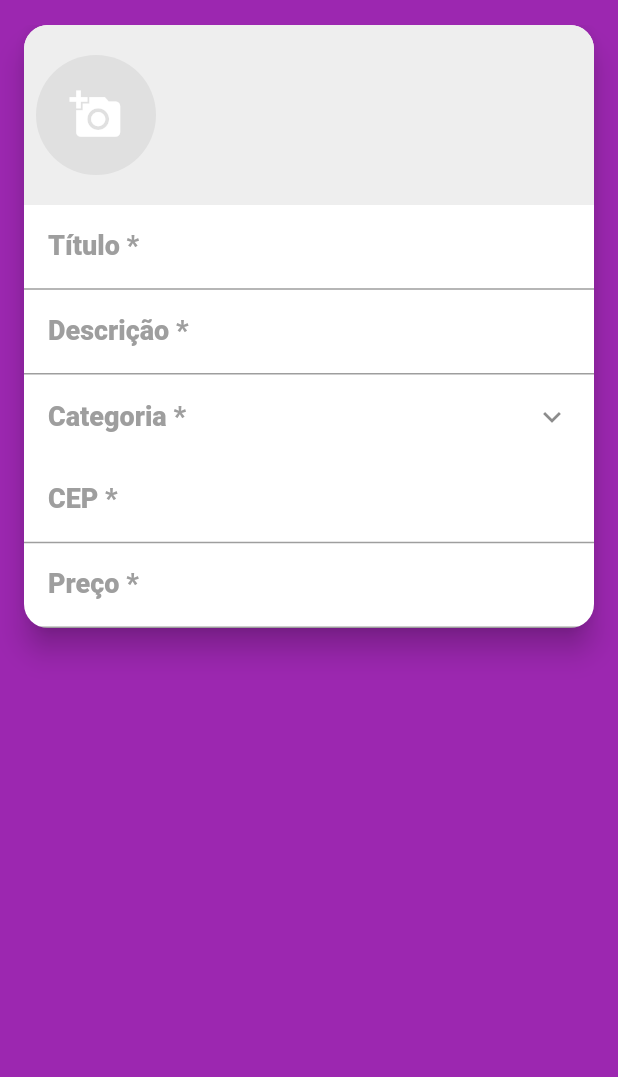
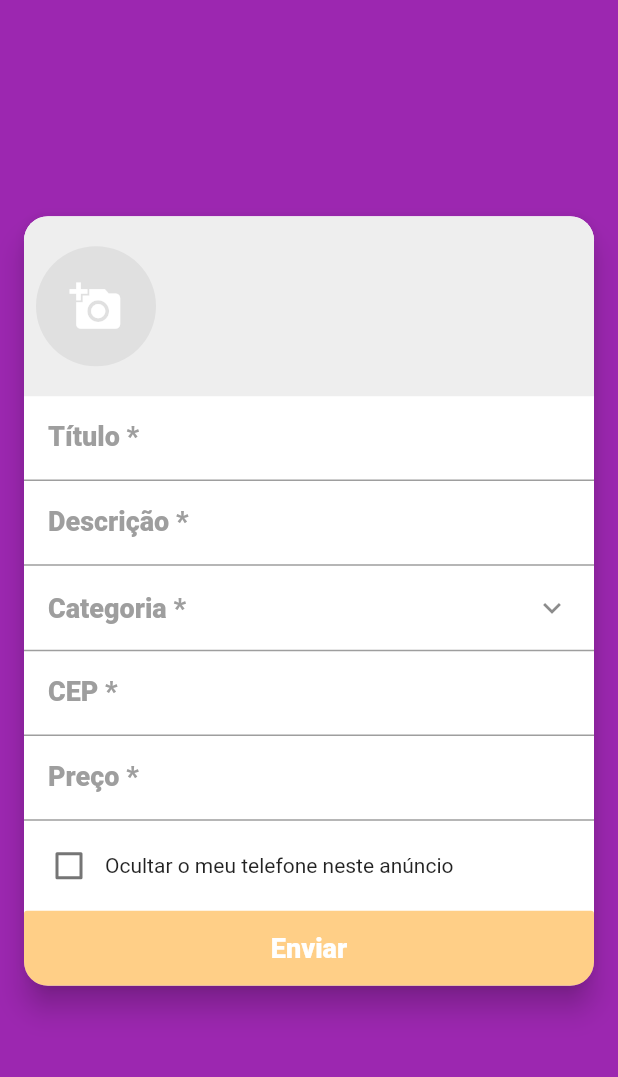
Before and after one commit to Valdeir-Nascimento/olx_mobx, a Flutter app: the screen it shows after launch, swiped to page 2, on a phone screen of 412 x 824 dp, the part 59-1136 px from its top. Run offline on Flutter 3.47's test engine with Material 2 defaults, Android fonts, the phone set to English and light mode, and no system bars; our stand-ins replace brasil_fields, dio, flutter_mobx, get_it, image_cropper, image_picker and 3 more; generated files the repository leaves out were written again; network calls fail; statements that could not run were skipped.

Commit message:
Validando os campos do formulário de criar anúncio.

```diff
--- a/lib/pages/create/componentes/category_field.dart
+++ b/lib/pages/create/componentes/category_field.dart
@@ -12,7 +12,10 @@ class CategoryField extends StatelessWidget {
   Widget build(BuildContext context) {
     return Observer(
       builder: (_) {
-        return ListTile(
+        return Column(
+          children: [
+
+            ListTile(
               title: createController.category == null
                   ? Text(
                       "Categoria *",
@@ -32,7 +35,10 @@ class CategoryField extends StatelessWidget {
                     ),
               subtitle: createController.category == null
                   ? null
-            : Text("${createController.category.description}", style: TextStyle(color: Colors.black, fontSize: 17),),
+                  : Text(
+                      "${createController.category.description}",
+                      style: TextStyle(color: Colors.black, fontSize: 17),
+                    ),
               trailing: Icon(Icons.keyboard_arrow_down),
               onTap: () async {
                 final category = await showDialog(
@@ -45,8 +51,24 @@ class CategoryField extends StatelessWidget {
                 if (category != null) {
                   createController.setCategory(category);
                 }
-
               },
+            ),
+            if(createController.categoryError != null)
+              Container(
+                alignment: Alignment.center,
+                decoration: BoxDecoration(
+                  border: Border(top: BorderSide(color: Colors.red))
+                ),
+                padding: const EdgeInsets.fromLTRB(16, 8, 0, 0),
+                child: Text(createController.categoryError, style: TextStyle(color: Colors.red, fontSize: 12),),
+              )
+            else
+              Container(
+                decoration: BoxDecoration(
+                  border: Border(top: BorderSide(color: Colors.grey[500]))
+                ),
+              )
+          ],
         );
       },
     );
--- a/lib/pages/create/componentes/cep_field.dart
+++ b/lib/pages/create/componentes/cep_field.dart
@@ -3,16 +3,22 @@ import 'package:flutter/material.dart';
 import 'package:flutter/services.dart';
 import 'package:flutter_mobx/flutter_mobx.dart';
 import 'package:olxmobx/controllers/cep_controller.dart';
+import 'package:olxmobx/controllers/create_controller.dart';
 
 class CepField extends StatelessWidget {
-  final CepController cepController = CepController();
+  final CreateController createController;
+  final CepController cepController;
+
+  CepField(this.createController)
+      : cepController = createController.cepController;
 
   @override
   Widget build(BuildContext context) {
     return Column(
       crossAxisAlignment: CrossAxisAlignment.stretch,
       children: [
-        TextFormField(
+        Observer(builder: (_) {
+          return TextFormField(
             onChanged: cepController.setCep,
             keyboardType: TextInputType.number,
             inputFormatters: [
@@ -21,6 +27,7 @@ class CepField extends StatelessWidget {
             ],
             decoration: InputDecoration(
               labelText: "CEP *",
+              errorText: createController.enderecoError,
               labelStyle: TextStyle(
                 fontWeight: FontWeight.w800,
                 color: Colors.grey,
@@ -28,16 +35,20 @@ class CepField extends StatelessWidget {
               ),
               contentPadding: const EdgeInsets.fromLTRB(16, 10, 12, 10),
             ),
-        ),
+          );
+        }),
         Observer(builder: (_) {
-          if(cepController.endereco == null && cepController.error == null && !cepController.loading) {
+          if (cepController.endereco == null &&
+              cepController.error == null &&
+              !cepController.loading) {
             return Container();
-          } else if(cepController.endereco == null && cepController.error == null) {
+          } else if (cepController.endereco == null &&
+              cepController.error == null) {
             return LinearProgressIndicator(
               valueColor: AlwaysStoppedAnimation(Colors.purple),
               backgroundColor: Colors.transparent,
             );
-          } else if(cepController.error != null) {
+          } else if (cepController.error != null) {
             return Container(
               color: Colors.red.withAlpha(100),
               height: 50,
@@ -45,7 +56,8 @@ class CepField extends StatelessWidget {
               padding: const EdgeInsets.all(8),
               child: Text(
                 cepController.error,
-                style: TextStyle(fontWeight: FontWeight.w600, color: Colors.red),
+                style:
+                    TextStyle(fontWeight: FontWeight.w600, color: Colors.red),
               ),
             );
           } else {
@@ -54,10 +66,11 @@ class CepField extends StatelessWidget {
               color: Colors.purple.withAlpha(150),
               height: 50,
               alignment: Alignment.center,
-              child: Text("Localização: ${endereco.bairro}, ${endereco.cidade.nome} - ${endereco.estado.sigla}",
-               style: TextStyle(fontWeight: FontWeight.w600, color: Colors.white),
-               textAlign: TextAlign.center
-              ),
+              child: Text(
+                  "Localização: ${endereco.bairro}, ${endereco.cidade.nome} - ${endereco.estado.sigla}",
+                  style: TextStyle(
+                      fontWeight: FontWeight.w600, color: Colors.white),
+                  textAlign: TextAlign.center),
             );
           }
         }),
--- a/lib/pages/create/componentes/images_field.dart
+++ b/lib/pages/create/componentes/images_field.dart
@@ -19,7 +19,9 @@ class ImagesField extends StatelessWidget {
       createController.images.add(image);
     }
 
-    return Container(
+    return Column(
+      children: [
+        Container(
           color: Colors.grey[200],
           height: 120,
           child: Observer(
@@ -68,7 +70,7 @@ class ImagesField extends StatelessWidget {
                             context: context,
                             builder: (_) => ImageDialog(
                               image: createController.images[index],
-                          onDelete: () => createController.images.removeAt(index)
+                              onDelete: () => createController.images.removeAt(index),
                             ),
                           );
                         },
@@ -78,12 +80,29 @@ class ImagesField extends StatelessWidget {
                         ),
                       ),
                     );
-
-
                 },
               );
             },
           ),
+        ),
+        Observer(
+          builder: (_) {
+          if(createController.imagesError != null)
+            return Container(
+              padding: const EdgeInsets.fromLTRB(16, 8, 0, 0),
+              alignment: Alignment.centerLeft,
+              decoration: BoxDecoration(
+                border: Border(
+                  top: BorderSide(color: Colors.red),
+                ),
+              ),
+              child: Text(createController.imagesError, style: TextStyle(color: Colors.red, fontSize: 12),),
+            );
+          else
+            return Container();
+          }
+        ),
+      ],
     );
   }
 }
--- /dev/null
+++ b/lib/pages/create/componentes/phone_field.dart
@@ -0,0 +1,30 @@
+import 'package:flutter/material.dart';
+import 'package:flutter_mobx/flutter_mobx.dart';
+import 'package:olxmobx/controllers/create_controller.dart';
+
+class PhoneField extends StatelessWidget {
+  final CreateController createController;
+  PhoneField(this.createController);
+
+  @override
+  Widget build(BuildContext context) {
+    return Padding(
+      padding: const EdgeInsets.all(6),
+      child: Row(
+        children: [
+          Observer(builder: (_) {
+            return Checkbox(
+              value: createController.hidePhone,
+              onChanged: createController.setHidePhone,
+            );
+          }),
+          Expanded(
+            child: Text(
+              "Ocultar o meu telefone neste anúncio",
+            ),
+          )
+        ],
+      ),
+    );
+  }
+}
--- a/lib/pages/create/create_page.dart
+++ b/lib/pages/create/create_page.dart
@@ -1,20 +1,21 @@
 import 'package:brasil_fields/brasil_fields.dart';
 import 'package:flutter/material.dart';
 import 'package:flutter/services.dart';
+import 'package:flutter_mobx/flutter_mobx.dart';
 import 'package:olxmobx/components/custom_drawer/custom_drawer.dart';
 import 'package:olxmobx/controllers/create_controller.dart';
 import 'package:olxmobx/pages/create/componentes/category_field.dart';
 import 'package:olxmobx/pages/create/componentes/cep_field.dart';
 import 'package:olxmobx/pages/create/componentes/images_field.dart';
-
+import 'package:olxmobx/pages/create/componentes/phone_field.dart';
 
 class CreatePage extends StatelessWidget {
-
   final CreateController createController = CreateController();
 
   @override
   Widget build(BuildContext context) {
-    final labelStyle = TextStyle(fontWeight: FontWeight.w800, color: Colors.grey, fontSize: 18);
+    final labelStyle = TextStyle(
+        fontWeight: FontWeight.w800, color: Colors.grey, fontSize: 18);
     final contentPadding = const EdgeInsets.fromLTRB(16, 10, 12, 10);
 
     return Scaffold(
@@ -23,47 +24,91 @@ class CreatePage extends StatelessWidget {
         title: Text("Criar anúncio"),
         centerTitle: true,
       ),
-      body: Card(
+      body: Container(
+        alignment: Alignment.center,
+        child: SingleChildScrollView(
+          child: Card(
             //Deixa o container com a mesma borda do card
             clipBehavior: Clip.antiAlias,
             margin: const EdgeInsets.symmetric(horizontal: 16),
-        shape: RoundedRectangleBorder(borderRadius: BorderRadius.circular(16)),
+            shape:
+                RoundedRectangleBorder(borderRadius: BorderRadius.circular(16)),
             elevation: 8,
             child: Column(
+              crossAxisAlignment: CrossAxisAlignment.stretch,
               mainAxisSize: MainAxisSize.min,
               children: [
+
                 ImagesField(createController),
-            TextFormField(
+
+                Observer(builder: (_) {
+                  return TextFormField(
+                    onChanged: createController.setTitle,
                     decoration: InputDecoration(
                       contentPadding: contentPadding,
                       labelText: "Título *",
                       labelStyle: labelStyle,
+                      errorText: createController.titleError,
                     ),
-            ),
-            TextFormField(
+                  );
+                }),
+
+                Observer(builder: (_) {
+                  return TextFormField(
+                    onChanged: createController.setDescricao,
                     decoration: InputDecoration(
                       contentPadding: contentPadding,
                       labelText: "Descrição *",
                       labelStyle: labelStyle,
+                      errorText: createController.descricaoError,
                     ),
                     maxLines: null,
-            ),
+                  );
+                }),
+
                 CategoryField(createController),
-            CepField(),
-            TextFormField(
+
+                CepField(createController),
+
+                Observer(builder: (_) {
+                  return TextFormField(
+                    onChanged: createController.setPreco,
                     keyboardType: TextInputType.number,
                     decoration: InputDecoration(
+                        errorText: createController.precoError,
                         contentPadding: contentPadding,
                         labelText: "Preço *",
                         labelStyle: labelStyle,
-                prefixText: "R\$ "
-              ),
+                        prefixText: "R\$ "),
                     inputFormatters: [
                       FilteringTextInputFormatter.digitsOnly,
                       RealInputFormatter(centavos: true),
                     ],
+                  );
+                }),
+
+                PhoneField(createController),
+
+                Observer(builder: (_) {
+                  return Container(
+                      height: 50,
+                      child: GestureDetector(
+                        onTap: createController.invalidSendPressed,
+                        child: RaisedButton(
+                          child: Text("Enviar",style: TextStyle(fontSize: 18, fontWeight: FontWeight.w800)),
+                          textColor: Colors.white,
+                          disabledColor: Colors.orange.withAlpha(120),
+                          color: Colors.orange,
+                          onPressed: createController.sendPressed,
                         ),
+                      ),
+                    );
+                }),
+
+
               ],
+            ),
+          ),
         ),
       ),
     );
```
Also changed, not shown: lib/controllers/create_controller.dart (+122 -1 lines), lib/controllers/create_controller.g.dart. Lines whose indentation alone changed are shown as unchanged.
